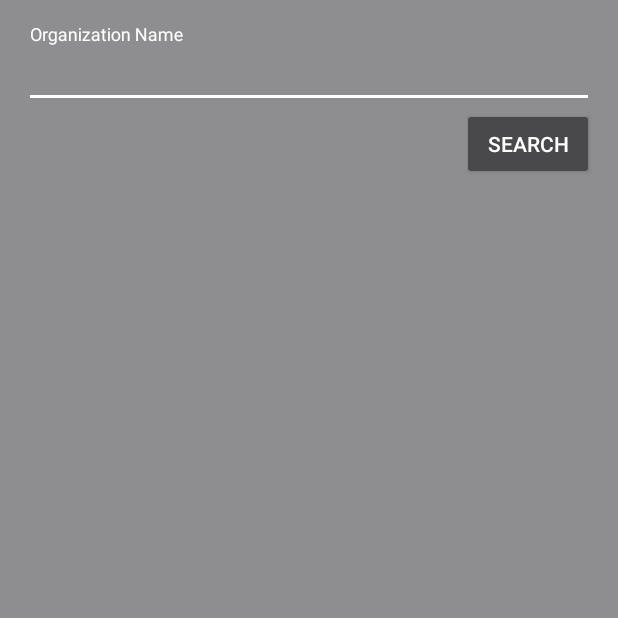
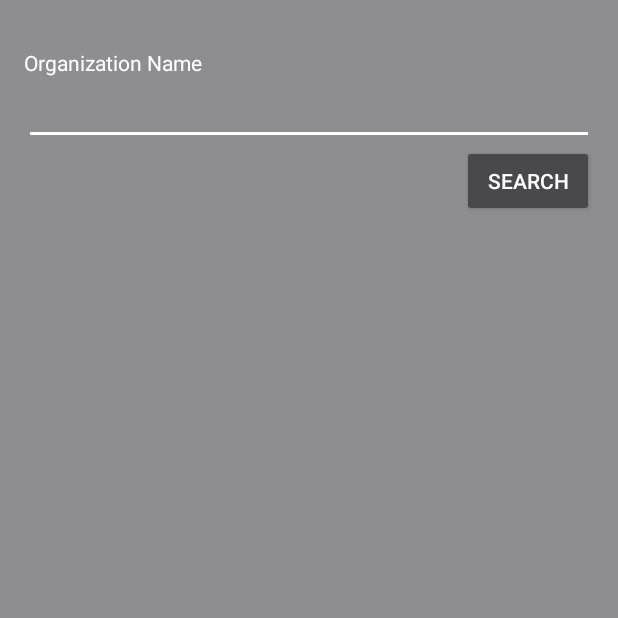
Before and after one commit to EmmettWilson/GitFinder, an Android app: the SearchActivity screen opened directly, with no data from a screen before it, after a tap on "SEARCH", on a phone screen of 412 x 824 dp, the top half of it. Run offline under Robolectric (Android 15) with nearby library versions, the phone set to English and light mode, and no system bars; 2 statements that could not run were skipped.

Commit message:
Style activity so transition and ui look a little cleaner.

```diff
--- a/app/src/main/res/layout/activity_search.xml
+++ b/app/src/main/res/layout/activity_search.xml
@@ -13,22 +13,25 @@
         android:padding="16dp"
         tools:context=".search.SearchActivity">
 
-    <com.google.android.material.textfield.TextInputLayout
-            android:layout_gravity="center"
-            android:layout_width="match_parent"
+    <TextView
+            android:layout_marginTop="16dp"
+            android:layout_width="wrap_content"
             android:layout_height="wrap_content"
-            android:textColorHint="@android:color/white"
-            android:hint="@string/organization_name">
+            android:text="@string/organization_name"
+            tools:labelFor="@id/searchEditText"
+            android:textColor="@color/white"/>
 
-        <com.google.android.material.textfield.TextInputEditText
+        <EditText
                 android:id="@+id/searchEditText"
                 android:layout_width="match_parent"
                 android:layout_height="wrap_content"
                 android:maxLines="1"
                 android:maxLength="64"
                 android:inputType="text"
+                android:backgroundTint="@color/white"
                 android:textColor="@color/white"
-                android:imeOptions="actionSearch"/>
+                android:imeOptions="actionSearch"
+                tools:ignore="Autofill"/>
 
         <Button
                 android:id="@+id/searchButton"
@@ -40,8 +43,4 @@
                 android:textColor="@color/white"
                 android:text="@string/search"/>
 
-
-    </com.google.android.material.textfield.TextInputLayout>
-
-
 </LinearLayout>
```
